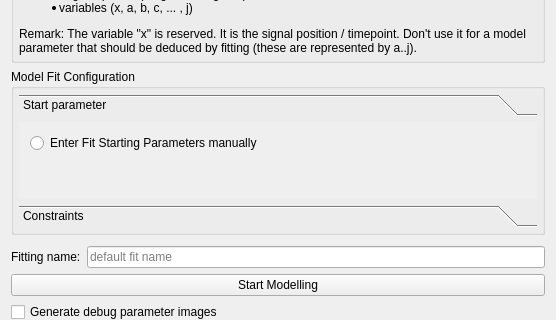
This is Plugins/org.mitk.gui.qt.fit.genericfitting/src/internal/GenericDataFittingViewControls.ui in MITK/MITK as Qt 5 draws it before an edit; both pictures show x 0 to 556 and y 427 to 747 of the 556 by 1124 pixel window. The edited form follows.
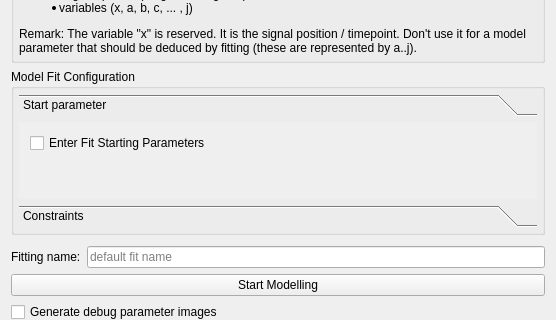
This is the edited form. Custom widgets are drawn as their Qt base class.

Commit message: Replace start parameters radioButton with checkBox in fitting views (T30436).

The edit to the form file:
```diff
--- a/Plugins/org.mitk.gui.qt.fit.genericfitting/src/internal/GenericDataFittingViewControls.ui
+++ b/Plugins/org.mitk.gui.qt.fit.genericfitting/src/internal/GenericDataFittingViewControls.ui
@@ -229,7 +229,7 @@
            <x>0</x>
            <y>0</y>
            <width>528</width>
-           <height>155</height>
+           <height>129</height>
           </rect>
          </property>
          <attribute name="label">
@@ -237,9 +237,9 @@
          </attribute>
          <layout class="QVBoxLayout" name="verticalLayout_6">
           <item>
-           <widget class="QRadioButton" name="radioButton_StartParameters">
+           <widget class="QCheckBox" name="checkBox_StartParameters">
             <property name="text">
-             <string>Enter Fit Starting Parameters manually</string>
+             <string>Enter Fit Starting Parameters</string>
             </property>
            </widget>
           </item>
```
Left out of the diff: 2 changed lines with no effect on the pictures. The commit also changes 5 other files.
